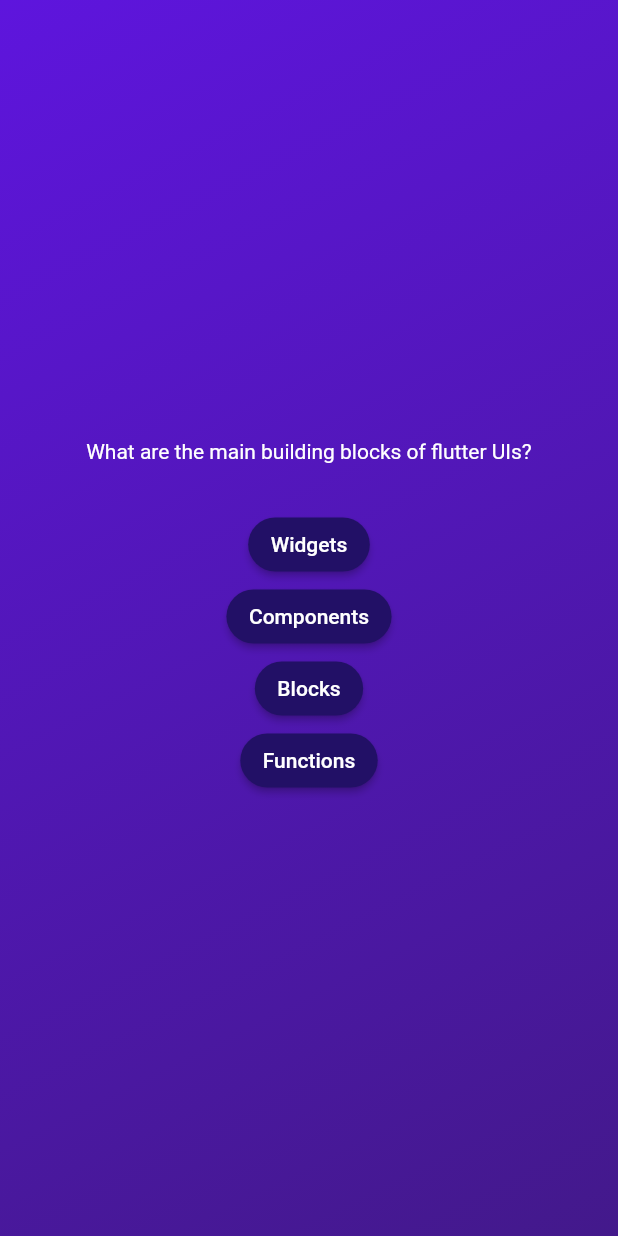
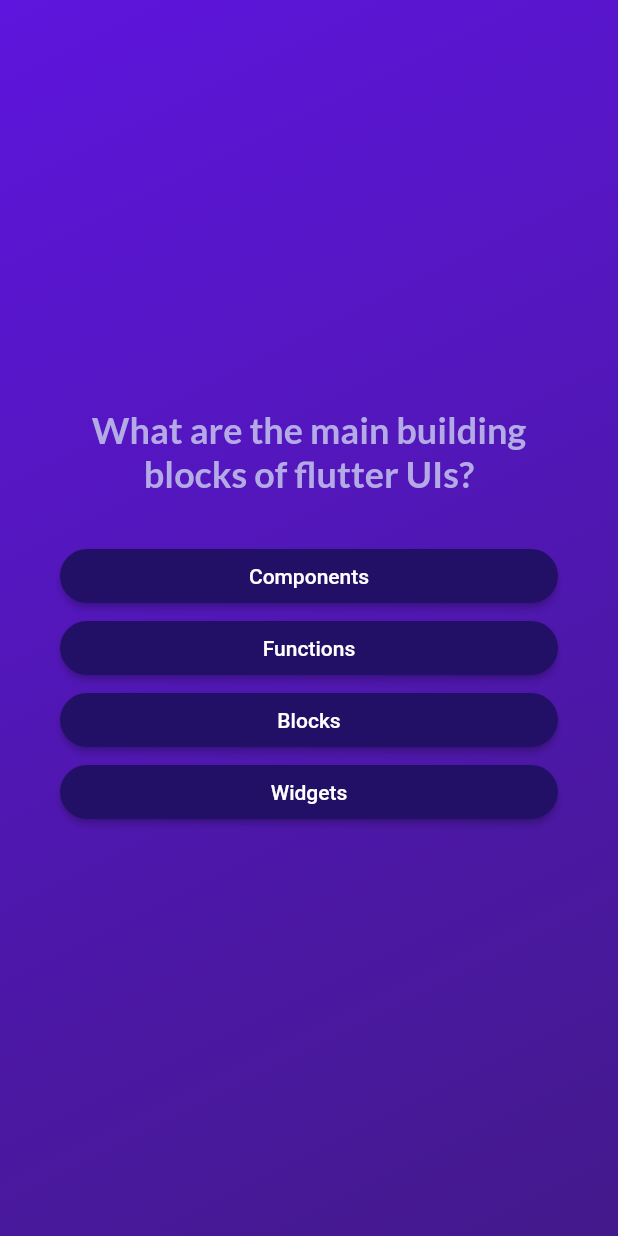
Before and after one commit to s3690691/Quiz-App, a Flutter app: the screen it shows after launch, after a tap on "Start Quiz", on a phone screen of 412 x 824 dp. Run offline on Flutter 3.47's test engine with Material 2 defaults, Android fonts, the phone set to English and light mode, and no system bars; our stand-ins replace google_fonts.

Commit message:
update style and suffled of answer

```diff
--- a/lib/answer_button.dart
+++ b/lib/answer_button.dart
@@ -19,7 +19,10 @@ class AnswerButton extends StatelessWidget {
         ),
         padding: const EdgeInsets.symmetric(horizontal: 15, vertical: 10),
       ),
-      child: Text(anwerText),
+      child: Text(
+        anwerText,
+        textAlign: TextAlign.center,
+      ),
     );
   }
 }
--- a/lib/models/quiz_questions.dart
+++ b/lib/models/quiz_questions.dart
@@ -3,4 +3,10 @@ class QuizQuestion {
 
   final String text;
   final List<String> answers;
+
+  List<String> getSuffledAnswers() {
+    final shuffledList = List.of(answers);
+    shuffledList.shuffle();
+    return shuffledList;
+  }
 }
--- a/lib/questions_screen.dart
+++ b/lib/questions_screen.dart
@@ -3,6 +3,8 @@ import 'package:flutter/material.dart';
 import 'package:quiz_app/answer_button.dart';
 
 import 'package:quiz_app/data/questions.dart';
+
+import 'package:google_fonts/google_fonts.dart';
 
 class QuesionsScreen extends StatefulWidget {
   const QuesionsScreen({super.key});
@@ -13,24 +15,42 @@ class QuesionsScreen extends StatefulWidget {
 }
 
 class _QuestionsScreen extends State<QuesionsScreen> {
+  var currentQuestionsIndex = 0;
+
+  void answerQuestion() {
+    // currentQuestionsIndex = currentQuestionsIndex + 1;
+    // currentQuestionsIndex += 1;
+    setState(() {
+      currentQuestionsIndex++;
+    });
+  }
+
   @override
   Widget build(context) {
-    final currentQuestion = questions[0];
+    final currentQuestion = questions[currentQuestionsIndex];
 
     return SizedBox(
       width: double.infinity,
+      child: Container(
+        margin: const EdgeInsets.all(40),
         child: Column(
           mainAxisAlignment: MainAxisAlignment.center,
+          crossAxisAlignment: CrossAxisAlignment.stretch,
           children: [
             Text(
               currentQuestion.text,
-            style: const TextStyle(color: Colors.white),
+              style: GoogleFonts.lato(
+                  color: const Color.fromARGB(255, 180, 171, 230),
+                  fontSize: 24,
+                  fontWeight: FontWeight.bold),
+              textAlign: TextAlign.center,
             ),
             const SizedBox(height: 30),
-          ...currentQuestion.answers.map((anwser) {
-            return AnswerButton(anwerText: anwser, onTap: () {});
+            ...currentQuestion.getSuffledAnswers().map((anwser) {
+              return AnswerButton(anwerText: anwser, onTap: answerQuestion);
             })
           ],
+        ),
       ),
     );
   }
--- a/lib/start_screen.dart
+++ b/lib/start_screen.dart
@@ -1,4 +1,5 @@
 import 'package:flutter/material.dart';
+import 'package:google_fonts/google_fonts.dart';
 
 class StartScreen extends StatelessWidget {
   const StartScreen(this.startQuiz, {super.key});
@@ -19,9 +20,9 @@ class StartScreen extends StatelessWidget {
           const SizedBox(
             height: 80,
           ),
-          const Text(
+          Text(
             'Lean Flutter in the fun way!',
-            style: TextStyle(color: Colors.white, fontSize: 24),
+            style: GoogleFonts.lato(color: Colors.white, fontSize: 24),
           ),
           const SizedBox(
             height: 30,
--- a/pubspec.yaml
+++ b/pubspec.yaml
@@ -35,6 +35,7 @@ dependencies:
   # The following adds the Cupertino Icons font to your application.
   # Use with the CupertinoIcons class for iOS style icons.
   cupertino_icons: ^1.0.2
+  google_fonts: ^6.1.0
 
 dev_dependencies:
   flutter_test:
```
Also changed, not shown: pubspec.lock, 1 other file. Lines whose indentation alone changed are shown as unchanged.
